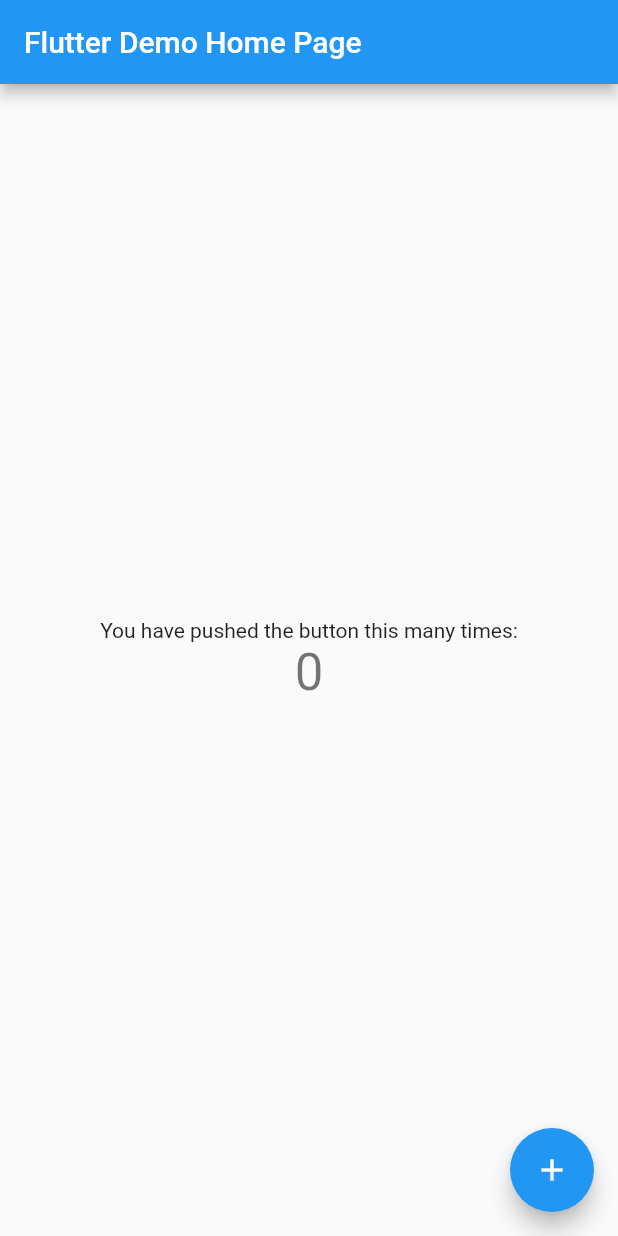
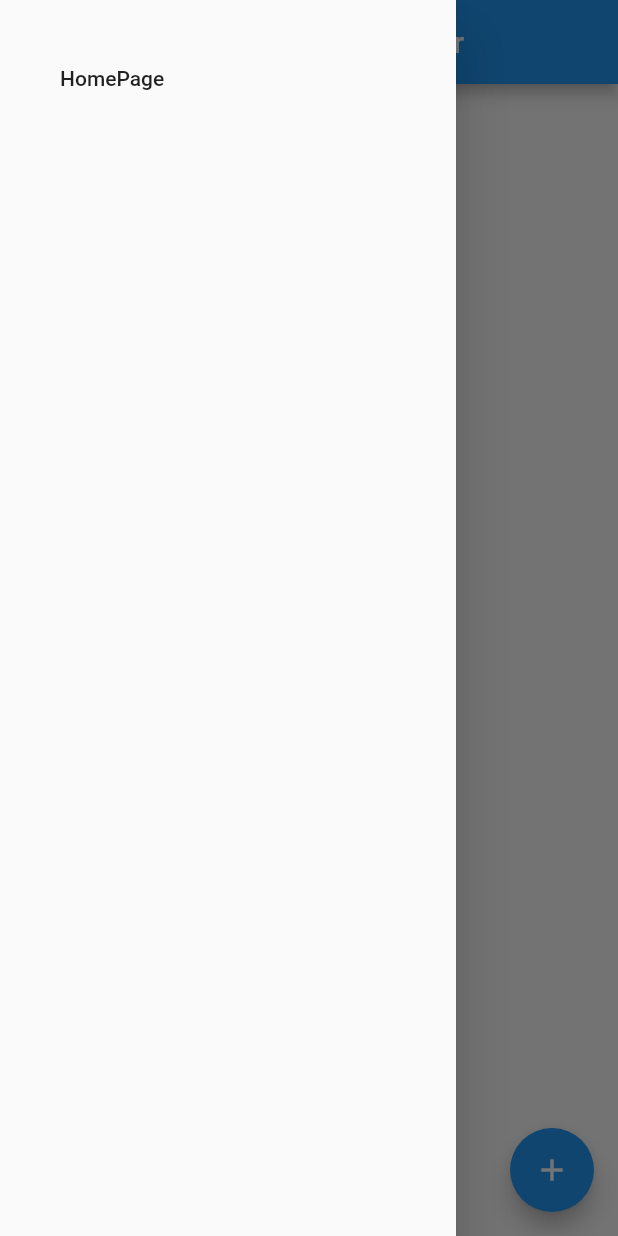
Before and after one commit to rafighalibin/bin_bank_app, a Flutter app: the screen it shows after launch, with the side drawer open (before the commit the screen has no drawer), on a phone screen of 412 x 824 dp. Run offline on Flutter 3.47's test engine with Material 2 defaults, Android fonts, the light colour scheme and no system bars.

Commit message:
Bikin drawer.dart

```diff
--- a/lib/main.dart
+++ b/lib/main.dart
@@ -1,3 +1,4 @@
+import 'package:bin_bank_app/utility/drawer.dart';
 import 'package:flutter/material.dart';
 
 void main() {
@@ -13,35 +14,16 @@
     return MaterialApp(
       title: 'Flutter Demo',
       theme: ThemeData(
-        // This is the theme of your application.
-        //
-        // Try running your application with "flutter run". You'll see the
-        // application has a blue toolbar. Then, without quitting the app, try
-        // changing the primarySwatch below to Colors.green and then invoke
-        // "hot reload" (press "r" in the console where you ran "flutter run",
-        // or simply save your changes to "hot reload" in a Flutter IDE).
-        // Notice that the counter didn't reset back to zero; the application
-        // is not restarted.
         primarySwatch: Colors.blue,
       ),
-      home: const MyHomePage(title: 'Flutter Demo Home Page'),
+      home: const MyHomePage(),
     );
   }
 }
 
 class MyHomePage extends StatefulWidget {
-  const MyHomePage({super.key, required this.title});
-
-  // This widget is the home page of your application. It is stateful, meaning
-  // that it has a State object (defined below) that contains fields that affect
-  // how it looks.
-
-  // This class is the configuration for the state. It holds the values (in this
-  // case the title) provided by the parent (in this case the App widget) and
-  // used by the build method of the State. Fields in a Widget subclass are
-  // always marked "final".
-
-  final String title;
+  const MyHomePage({super.key});
+  final String title = 'Program Counter';
 
   @override
   State<MyHomePage> createState() => _MyHomePageState();
@@ -52,51 +34,39 @@
 
   void _incrementCounter() {
     setState(() {
-      // This call to setState tells the Flutter framework that something has
-      // changed in this State, which causes it to rerun the build method below
-      // so that the display can reflect the updated values. If we changed
-      // _counter without calling setState(), then the build method would not be
-      // called again, and so nothing would appear to happen.
       _counter++;
+    });
+  }
+
+  void _decrementCounter() {
+    setState(() {
+      if (_counter != 0) _counter--;
     });
   }
 
   @override
   Widget build(BuildContext context) {
-    // This method is rerun every time setState is called, for instance as done
-    // by the _incrementCounter method above.
-    //
-    // The Flutter framework has been optimized to make rerunning build methods
-    // fast, so that you can just rebuild anything that needs updating rather
-    // than having to individually change instances of widgets.
     return Scaffold(
       appBar: AppBar(
-        // Here we take the value from the MyHomePage object that was created by
-        // the App.build method, and use it to set our appbar title.
-        title: Text(widget.title),
+        title: Text("BinBank: ${widget.title}"),
       ),
+      drawer: const MyDrawer(),
       body: Center(
-        // Center is a layout widget. It takes a single child and positions it
-        // in the middle of the parent.
         child: Column(
-          // Column is also a layout widget. It takes a list of children and
-          // arranges them vertically. By default, it sizes itself to fit its
-          // children horizontally, and tries to be as tall as its parent.
-          //
-          // Invoke "debug painting" (press "p" in the console, choose the
-          // "Toggle Debug Paint" action from the Flutter Inspector in Android
-          // Studio, or the "Toggle Debug Paint" command in Visual Studio Code)
-          // to see the wireframe for each widget.
-          //
-          // Column has various properties to control how it sizes itself and
-          // how it positions its children. Here we use mainAxisAlignment to
-          // center the children vertically; the main axis here is the vertical
-          // axis because Columns are vertical (the cross axis would be
-          // horizontal).
           mainAxisAlignment: MainAxisAlignment.center,
           children: <Widget>[
-            const Text(
-              'You have pushed the button this many times:',
+            Expanded(
+              child: Column(
+                mainAxisAlignment: MainAxisAlignment.center,
+                children: [
+                  _counter % 2 == 0
+                      ? const Text(
+                    'GENAP',
+                    style: TextStyle(color: Colors.red),
+                  )
+                      : const Text(
+                    'GANJIL',
+                    style: TextStyle(color: Colors.blue),
                   ),
                   Text(
                     '$_counter',
@@ -105,11 +75,35 @@
                 ],
               ),
             ),
-      floatingActionButton: FloatingActionButton(
+          ],
+        ),
+      ),
+      bottomSheet: Row(
+        mainAxisAlignment: MainAxisAlignment.spaceBetween,
+        children: [
+          Padding(
+            padding: const EdgeInsets.all(16.0),
+            child: Visibility(
+              visible: (_counter > 0),
+              child: FloatingActionButton(
+                onPressed: _decrementCounter,
+                tooltip: 'Decrement',
+                child: const Icon(Icons.remove),
+              ),
+            ),
+          ),
+          Padding(
+            padding: const EdgeInsets.all(16.0),
+            child: FloatingActionButton(
               onPressed: _incrementCounter,
               tooltip: 'Increment',
+              heroTag: null,
               child: const Icon(Icons.add),
-      ), // This trailing comma makes auto-formatting nicer for build methods.
+            ),
+          ),
+        ], // This trailing comma makes auto-formatting nicer for build methods.],
+      ),
     );
+    // This trailing comma makes auto-formatting nicer for build methods.
   }
 }
--- a/lib/utility/drawer.dart
+++ b/lib/utility/drawer.dart
@@ -0,0 +1,32 @@
+import 'package:flutter/material.dart';
+import 'package:bin_bank_app/main.dart';
+
+class MyDrawer extends StatelessWidget {
+  const MyDrawer({Key? key}) : super(key: key);
+
+  @override
+  Widget build(BuildContext context) => Drawer(
+    child: SingleChildScrollView(
+      child: Column(
+          crossAxisAlignment: CrossAxisAlignment.stretch,
+          children: <Widget>[
+            buildMenuItems(context),
+          ]),
+    ),
+  );
+
+  Widget buildMenuItems(BuildContext context) => Container(
+      padding: const EdgeInsets.all(24),
+      child: Wrap(
+        runSpacing: 12,
+        children: [
+          ListTile(
+            title: const Text('HomePage'),
+            onTap: () {
+              Navigator.of(context).pushReplacement(
+                  MaterialPageRoute(builder: (context) => const MyHomePage()));
+            },
+          ),
+        ],
+      ));
+}
```
Lines whose indentation alone changed are shown as unchanged.
